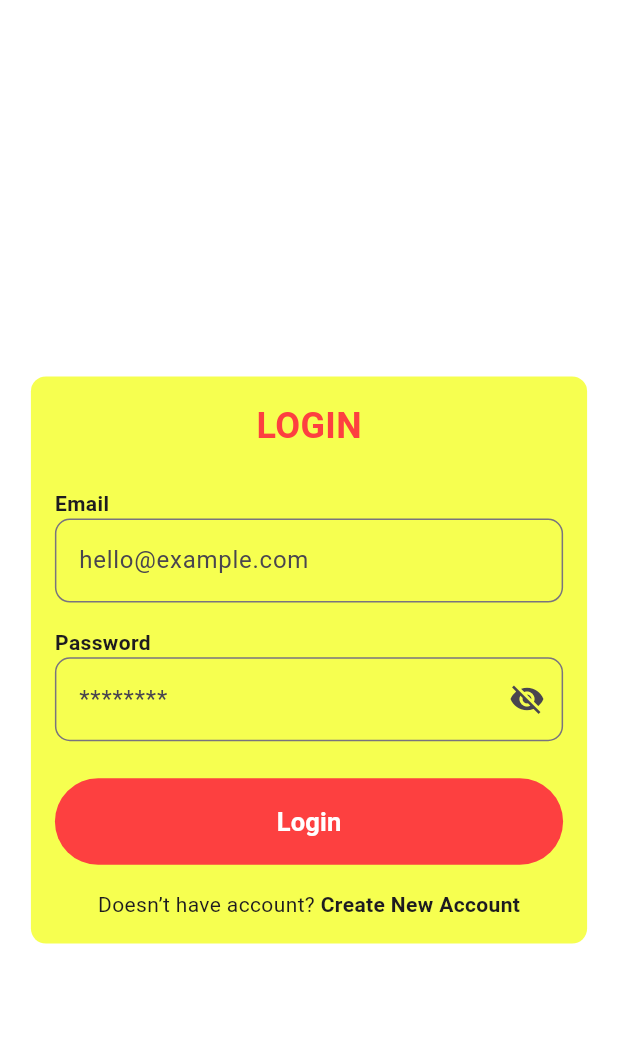
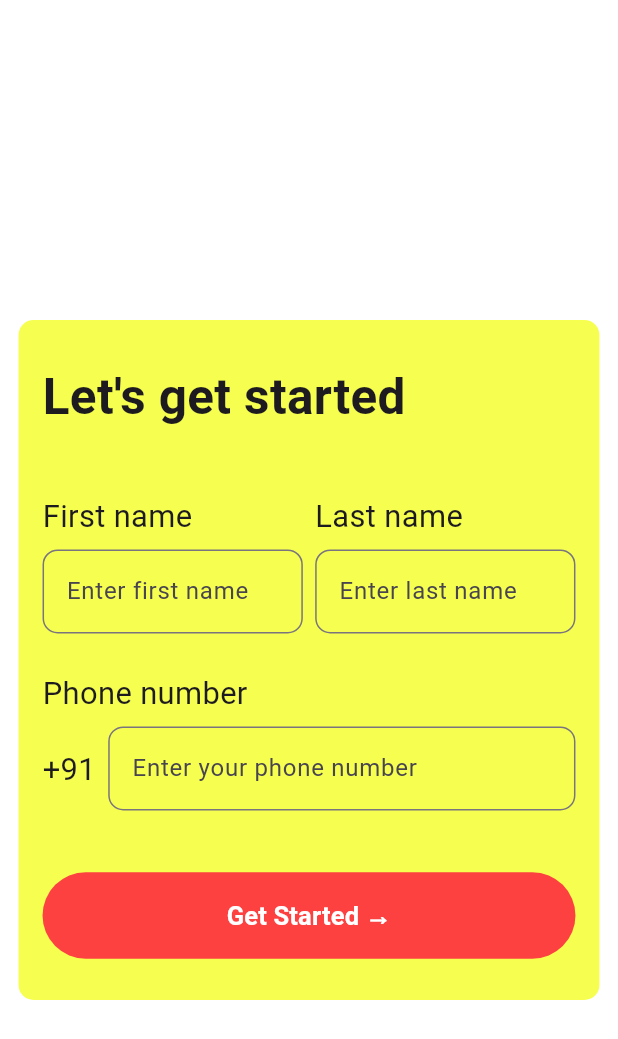
Before and after one commit to Shivam23148/customer_e_commerce, a Flutter app: the screen it shows after launch, on a phone screen of 412 x 824 dp. Shown: the top 1039 px of the screen. Run offline on Flutter 3.47's test engine with Material 3 defaults, Android fonts, the phone set to English and light mode, and no system bars; our stand-ins replace bloc, connectivity_plus, firebase_auth, firebase_core, flutter_bloc, fluttertoast and 3 more; accounts and stored records are empty.

Commit message:
added validator for first name , last name and phone added profile setup screen

```diff
--- a/lib/core/utils/validators.dart
+++ b/lib/core/utils/validators.dart
@@ -20,4 +20,27 @@ class Validators {
     }
     return null;
   }
+
+  static String? validateName(String? name) {
+    if (name == null || name.trim().isEmpty) {
+      return 'Name is required';
+    }
+    if (!RegExp(r"^[a-zA-Z]+$").hasMatch(name)) {
+      return 'Only alphabets are allowed';
+    }
+    if (name.length < 2) {
+      return 'Must be at least 2 characters long';
+    }
+    return null;
+  }
+
+  static String? validatePhone(String? phone) {
+    if (phone == null || phone.trim().isEmpty) {
+      return 'Phone number is required';
+    }
+    if (!RegExp(r'^[0-9]{10}$').hasMatch(phone)) {
+      return 'Enter a valid 10-digit phone number';
+    }
+    return null;
+  }
 }
--- /dev/null
+++ b/lib/features/user/presentation/pages/ProfileSetup/profile_setup_screen.dart
@@ -0,0 +1,167 @@
+import 'package:customer_e_commerce/core/theme/app_colors.dart';
+import 'package:customer_e_commerce/core/utils/validators.dart';
+import 'package:customer_e_commerce/features/user/presentation/widgets/my_elevated_button.dart';
+import 'package:customer_e_commerce/size_config.dart';
+import 'package:flutter/material.dart';
+
+class ProfileSetupScreen extends StatefulWidget {
+  const ProfileSetupScreen({super.key});
+
+  @override
+  State<ProfileSetupScreen> createState() => _ProfileSetupScreenState();
+}
+
+class _ProfileSetupScreenState extends State<ProfileSetupScreen> {
+  final _formKey = GlobalKey<FormState>();
+  final TextEditingController _firstNameController = TextEditingController();
+  final TextEditingController _lastNameController = TextEditingController();
+  final TextEditingController _phoneController = TextEditingController();
+  @override
+  void dispose() {
+    // TODO: implement dispose
+    super.dispose();
+    _firstNameController.dispose();
+    _lastNameController.dispose();
+    _phoneController.dispose();
+  }
+
+  @override
+  Widget build(BuildContext context) {
+    return Scaffold(
+      backgroundColor: AppColors.background,
+      appBar: AppBar(
+        backgroundColor: AppColors.background,
+      ),
+      body: Form(
+        key: _formKey,
+        child: Center(
+          child: Padding(
+            padding: EdgeInsets.symmetric(horizontal: getRelativeWidth(0.03)),
+            child: Container(
+              padding: EdgeInsets.all(16),
+              height: getRelativeHeight(0.55),
+              decoration: BoxDecoration(
+                color: AppColors.secondary,
+                borderRadius: BorderRadius.circular(10),
+              ),
+              child: Column(
+                crossAxisAlignment: CrossAxisAlignment.start,
+                mainAxisAlignment: MainAxisAlignment.center,
+                children: [
+                  Text(
+                    "Let's get started",
+                    style: TextStyle(
+                        fontWeight: FontWeight.bold,
+                        fontSize: getRelativeWidth(0.08)),
+                  ),
+                  SizedBox(
+                    height: getRelativeHeight(0.05),
+                  ),
+                  Row(
+                    mainAxisAlignment: MainAxisAlignment.spaceBetween,
+                    children: [
+                      Flexible(
+                        child: Column(
+                          crossAxisAlignment: CrossAxisAlignment.start,
+                          children: [
+                            Text(
+                              "First name",
+                              style:
+                                  TextStyle(fontSize: getRelativeWidth(0.05)),
+                            ),
+                            SizedBox(
+                              height: getRelativeHeight(0.01),
+                            ),
+                            TextFormField(
+                              keyboardType: TextInputType.emailAddress,
+                              controller: _firstNameController,
+                              validator: Validators.validateName,
+                              decoration: InputDecoration(
+                                hintText: "Enter first name",
+                                border: OutlineInputBorder(
+                                    borderRadius: BorderRadius.circular(10)),
+                              ),
+                            )
+                          ],
+                        ),
+                      ),
+                      SizedBox(
+                        width: getRelativeWidth(0.02),
+                      ),
+                      Flexible(
+                        child: Column(
+                          crossAxisAlignment: CrossAxisAlignment.start,
+                          children: [
+                            Text(
+                              "Last name",
+                              style:
+                                  TextStyle(fontSize: getRelativeWidth(0.05)),
+                            ),
+                            SizedBox(
+                              height: getRelativeHeight(0.01),
+                            ),
+                            TextFormField(
+                              keyboardType: TextInputType.emailAddress,
+                              controller: _lastNameController,
+                              validator: Validators.validateName,
+                              decoration: InputDecoration(
+                                hintText: "Enter last name",
+                                border: OutlineInputBorder(
+                                    borderRadius: BorderRadius.circular(10)),
+                              ),
+                            )
+                          ],
+                        ),
+                      ),
+                    ],
+                  ),
+                  SizedBox(
+                    height: getRelativeHeight(0.03),
+                  ),
+                  Text(
+                    "Phone number",
+                    style: TextStyle(fontSize: getRelativeWidth(0.05)),
+                  ),
+                  SizedBox(
+                    height: getRelativeHeight(0.01),
+                  ),
+                  Row(
+                    children: [
+                      Text(
+                        "+91",
+                        style: TextStyle(fontSize: getRelativeWidth(0.05)),
+                      ),
+                      SizedBox(
+                        width: getRelativeWidth(0.02),
+                      ),
+                      Flexible(
+                        child: TextFormField(
+                          keyboardType: TextInputType.phone,
+                          controller: _phoneController,
+                          validator: Validators.validateEmail,
+                          decoration: InputDecoration(
+                            hintText: "Enter your phone number",
+                            border: OutlineInputBorder(
+                                borderRadius: BorderRadius.circular(10)),
+                          ),
+                        ),
+                      ),
+                    ],
+                  ),
+                  SizedBox(
+                    height: getRelativeHeight(0.05),
+                  ),
+                  MyElevatedButton(
+                      onPressed: () {
+                        print("Get Started button pressed");
+                      },
+                      text: "Get Started →")
+                ],
+              ),
+            ),
+          ),
+        ),
+      ),
+    );
+  }
+}
--- a/lib/main.dart
+++ b/lib/main.dart
@@ -6,6 +6,7 @@ import 'package:customer_e_commerce/features/user/presentation/bloc/CheckNetwork
 import 'package:customer_e_commerce/features/user/presentation/bloc/Register/register_bloc.dart';
 import 'package:customer_e_commerce/features/user/presentation/bloc/login/login_bloc.dart';
 import 'package:customer_e_commerce/features/user/presentation/pages/NetworkError/network_error_screen.dart';
+import 'package:customer_e_commerce/features/user/presentation/pages/ProfileSetup/profile_setup_screen.dart';
 import 'package:customer_e_commerce/firebase_options.dart';
 import 'package:customer_e_commerce/size_config.dart';
 import 'package:firebase_core/firebase_core.dart';
@@ -41,7 +42,7 @@ class _MyAppState extends State<MyApp> {
       child: BlocBuilder<ConnectivityBloc, ConnectivityState>(
         builder: (context, state) {
           print("Main file state is ${state}");
-          final connectivityBloc = context.read<ConnectivityBloc>();
+          /* final connectivityBloc = context.read<ConnectivityBloc>();
 
           if (state is ConnectivityDisconnected) {
             // connectivityBloc.lastvisitedRoute =
@@ -60,7 +61,11 @@ class _MyAppState extends State<MyApp> {
               return child ?? SizedBox();
             },
             debugShowMaterialGrid: false,
-          );
+          ); */
+          return MaterialApp(builder: (context, widget) {
+            SizeConfig.initSize(context);
+            return ProfileSetupScreen();
+          });
         },
       ),
     );
```
